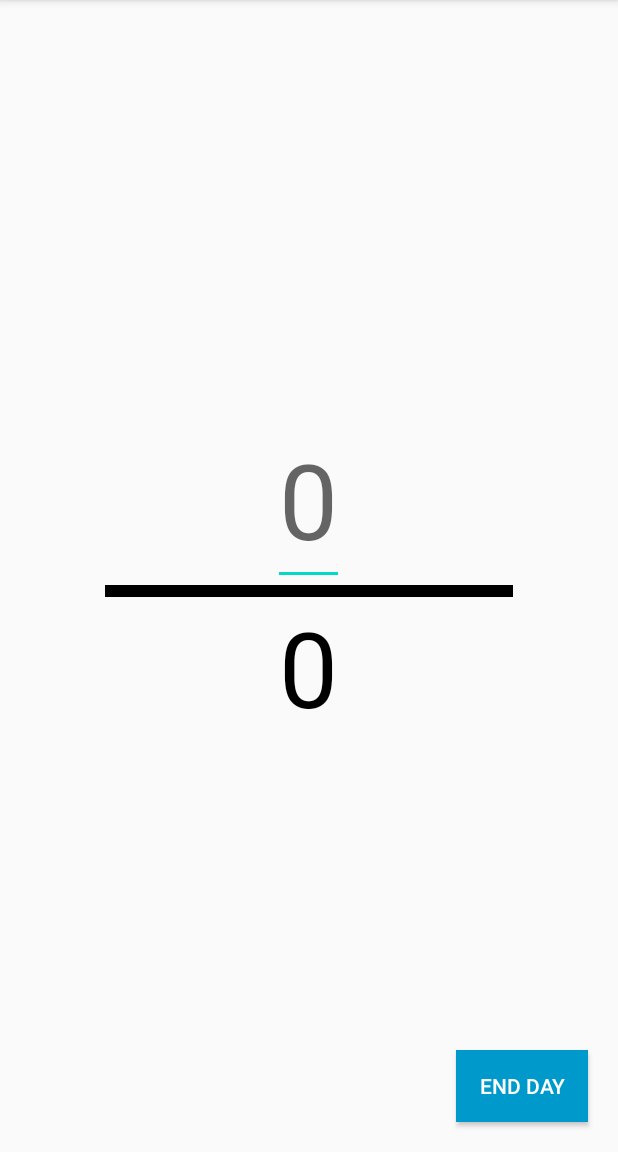
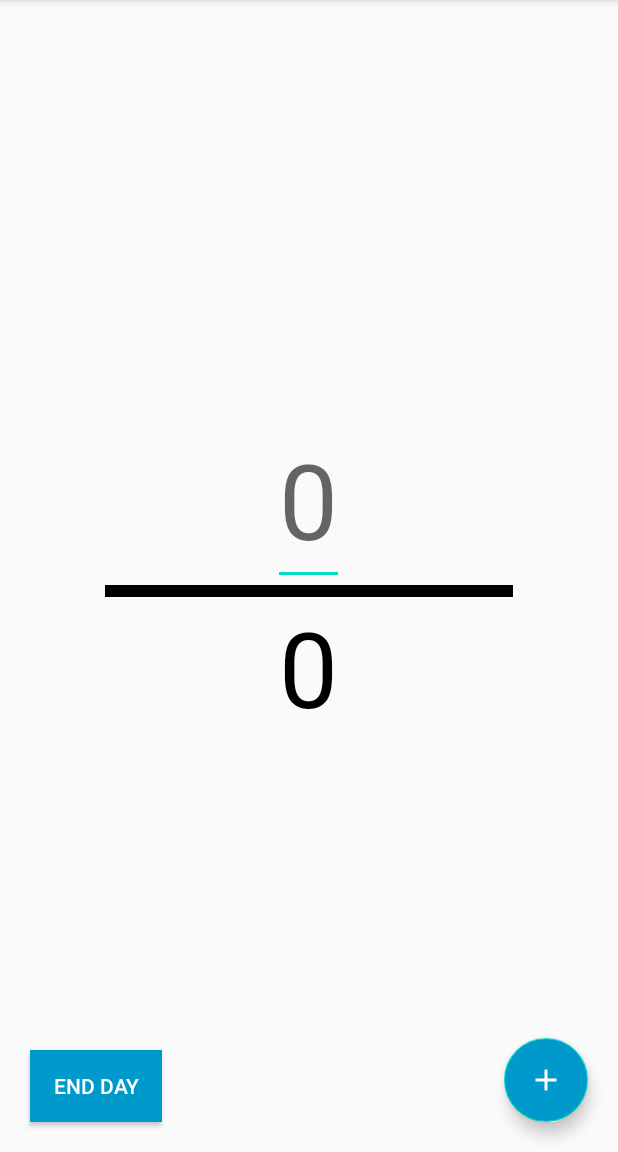
Before and after one commit to Calapez/SatisfyingCalorieTracker, an Android app: the screen it shows after launch (MainActivity), after a tap on "END DAY", on a phone screen of 412 x 824 dp, the part 84-1236 px from its top. Run offline under Robolectric (Android 15) with nearby library versions, the light colour scheme and no system bars.

Commit message:
Add FAB for selecting Add mode

```diff
--- a/app/build.gradle
+++ b/app/build.gradle
@@ -29,8 +29,9 @@ dependencies {
     implementation fileTree(dir: 'libs', include: ['*.jar'])
     implementation "org.jetbrains.kotlin:kotlin-stdlib-jdk7:$kotlin_version"
     implementation 'androidx.appcompat:appcompat:1.2.0'
-    implementation 'androidx.core:core-ktx:1.3.1'
-    implementation 'androidx.constraintlayout:constraintlayout:2.0.1'
+    implementation 'androidx.core:core-ktx:1.3.2'
+    implementation 'androidx.constraintlayout:constraintlayout:2.0.4'
+    implementation 'com.google.android.material:material:1.2.1'
     testImplementation 'junit:junit:4.12'
     androidTestImplementation 'androidx.test.ext:junit:1.1.2'
     androidTestImplementation 'androidx.test.espresso:espresso-core:3.3.0'
--- a/app/src/main/java/pt/brunoponte/satisfyingcalorietracker/MainActivity.kt
+++ b/app/src/main/java/pt/brunoponte/satisfyingcalorietracker/MainActivity.kt
@@ -1,30 +1,46 @@
 package pt.brunoponte.satisfyingcalorietracker
 
 import android.app.AlertDialog
-import android.app.Dialog
-import android.content.DialogInterface
 import android.media.MediaPlayer
 import android.os.Bundle
 import android.view.Menu
 import android.view.MenuItem
 import android.view.View
+import android.view.animation.Animation
+import android.view.animation.AnimationUtils
 import android.widget.Button
 import android.widget.EditText
 import android.widget.TextView
 import android.widget.Toast
 import androidx.appcompat.app.AppCompatActivity
+import com.google.android.material.floatingactionbutton.FloatingActionButton
+import kotlinx.android.synthetic.main.activity_main.*
+import pt.brunoponte.satisfyingcalorietracker.util.AuxMethods
 
 class MainActivity : AppCompatActivity() {
     private var dialogSetCaloriesGoal: AlertDialog? = null
+
+    // TODO late init vals?
     private var buttonEndDay: Button? = null
     private var editCurrentCalories: EditText? = null
     private var textCaloriesGoal: TextView? = null
     private var viewSplit: View? = null
-    private var succesCalories: MediaPlayer? = null
-    private var failCalories: MediaPlayer? = null
+
+    // Audio vars
+    private val succesCalories: MediaPlayer by lazy { MediaPlayer.create(mActivity, R.raw.success) }
+    private val failCalories: MediaPlayer by lazy { MediaPlayer.create(mActivity, R.raw.fail) }
+
+    // Animation vars
+    private val rotateOpen: Animation by lazy { AnimationUtils.loadAnimation(this, R.anim.rotate_open_anim) }
+    private val rotateClose: Animation by lazy { AnimationUtils.loadAnimation(this, R.anim.rotate_close_anim) }
+    private val fromBottom: Animation by lazy { AnimationUtils.loadAnimation(this, R.anim.from_bottom_anim) }
+    private val toBottom: Animation by lazy { AnimationUtils.loadAnimation(this, R.anim.to_bottom_anim) }
+
+    private var clicked: Boolean = false
 
     // Reference to self
     private var mActivity: MainActivity? = null
+
     public override fun onCreate(savedInstanceState: Bundle?) {
         super.onCreate(savedInstanceState)
         setContentView(R.layout.activity_main)
@@ -35,11 +51,67 @@ class MainActivity : AppCompatActivity() {
         buttonEndDay!!.setOnClickListener { endDay() }
         editCurrentCalories = findViewById<View>(R.id.editCurrentCalories) as EditText
         textCaloriesGoal = findViewById<View>(R.id.textCalorieGoal) as TextView
-        viewSplit = findViewById(R.id.viewSplit) as View
+        viewSplit = findViewById<View>(R.id.viewSplit) as View
 
-        // Create success/fail sounds
-        succesCalories = MediaPlayer.create(mActivity, R.raw.success)
-        failCalories = MediaPlayer.create(mActivity, R.raw.fail)
+        btnAdd.setOnClickListener {
+            onAddButtonClicked()
+        }
+
+        btnAddCals.setOnClickListener {
+            onAddCalsButtonClicked()
+        }
+
+        btnAddFood.setOnClickListener {
+            onAddFoodButtonClicked()
+        }
+    }
+
+    private fun onAddButtonClicked() {
+        clicked = !clicked
+
+        setVisibility(clicked)
+        setAnimation(clicked)
+        setClickable(clicked)
+    }
+
+    private fun onAddCalsButtonClicked() {
+        Toast.makeText(this, "Add calories", Toast.LENGTH_SHORT).show()
+    }
+
+    private fun onAddFoodButtonClicked() {
+        Toast.makeText(this, "Add food", Toast.LENGTH_SHORT).show()
+    }
+
+    private fun setVisibility(clicked: Boolean) {
+        if (clicked) {
+            btnAddCals.visibility = View.VISIBLE
+            btnAddFood.visibility = View.VISIBLE
+        } else {
+            btnAddCals.visibility = View.VISIBLE
+            btnAddFood.visibility = View.VISIBLE
+        }
+    }
+
+    private fun setAnimation(clicked: Boolean) {
+        if (clicked) {
+            btnAdd.startAnimation(rotateOpen)
+            btnAddCals.startAnimation(fromBottom)
+            btnAddFood.startAnimation(fromBottom)
+        } else {
+            btnAdd.startAnimation(rotateClose)
+            btnAddCals.startAnimation(toBottom)
+            btnAddFood.startAnimation(toBottom)
+        }
+    }
+
+    private fun setClickable(clicked: Boolean) {
+        if (clicked) {
+            btnAddCals.isClickable = true
+            btnAddFood.isClickable = true
+        } else {
+            btnAddCals.isClickable = false
+            btnAddFood.isClickable = false
+        }
     }
 
     override fun onCreateOptionsMenu(menu: Menu): Boolean {
@@ -62,13 +134,11 @@ class MainActivity : AppCompatActivity() {
         val builder = AlertDialog.Builder(this)
 
         // View to inflate
-        val dialogView =
-            layoutInflater.inflate(R.layout.dialog_set_calories_goal, null)
+        val dialogView = layoutInflater.inflate(R.layout.dialog_set_calories_goal, null)
         builder.setView(dialogView)
 
         // The arguments (editable values) from the view
-        val buttonApply =
-            dialogView.findViewById<View>(R.id.buttonSave) as Button
+        val buttonApply = dialogView.findViewById<View>(R.id.buttonSave) as Button
         buttonApply.setOnClickListener {
             val editCaloriesGoal =
                 dialogView.findViewById<View>(R.id.editCaloriesGoal) as EditText
@@ -91,9 +161,26 @@ class MainActivity : AppCompatActivity() {
     }
 
     private fun endDay() {
+        val currentCalsTxt = editCurrentCalories!!.text.toString()
+        val goalCalsTxt = textCaloriesGoal!!.text.toString()
+
+        if (currentCalsTxt.isBlank()) {
+            Toast.makeText(mActivity, "Insert your current calories",
+                Toast.LENGTH_SHORT).show()
+        } else if (!AuxMethods.isInt(currentCalsTxt)) {
+            Toast.makeText(mActivity, "Your current calories must be a number",
+                Toast.LENGTH_SHORT).show()
+        } else if (goalCalsTxt.isBlank()) {
+            Toast.makeText(mActivity, "Insert your goal calories",
+                Toast.LENGTH_SHORT).show()
+        } else if (!AuxMethods.isInt(goalCalsTxt)) {
+            Toast.makeText(mActivity, "Your goal calories must be a number" ,
+                Toast.LENGTH_SHORT).show()
+        } else {
             try {
-            val currentCals = editCurrentCalories!!.text.toString().toInt()
-            val goalCals = textCaloriesGoal!!.text.toString().toInt()
+                val currentCals = currentCalsTxt.toInt()
+                val goalCals = goalCalsTxt.toInt()
+
                 if (currentCals <= goalCals) {
                     editCurrentCalories!!.setTextColor(getColor(R.color.colorGreen))
                     textCaloriesGoal!!.setTextColor(getColor(R.color.colorGreen))
@@ -106,10 +193,12 @@ class MainActivity : AppCompatActivity() {
                     failCalories!!.start()
                 }
                 editCurrentCalories!!.clearFocus()
-            buttonEndDay!!.visibility = View.GONE
+
+                //buttonEndDay!!.visibility = View.GONE
             } catch (e: Exception) {
                 e.printStackTrace()
                 Toast.makeText(mActivity, "Unexpected Error", Toast.LENGTH_SHORT).show()
             }
         }
     }
+}
--- /dev/null
+++ b/app/src/main/java/pt/brunoponte/satisfyingcalorietracker/util/AuxMethods.kt
@@ -0,0 +1,20 @@
+package pt.brunoponte.satisfyingcalorietracker.util
+
+import java.lang.NumberFormatException
+
+open class AuxMethods {
+
+    companion object {
+
+        fun isInt(str: String) : Boolean  {
+            return try {
+                str.toInt()
+                true
+            } catch (e: NumberFormatException) {
+                false
+            }
+        }
+
+    }
+
+}
--- /dev/null
+++ b/app/src/main/res/drawable/ic_add.xml
@@ -0,0 +1,9 @@
+<vector xmlns:android="http://schemas.android.com/apk/res/android"
+        android:width="24dp"
+        android:height="24dp"
+        android:viewportWidth="24.0"
+        android:viewportHeight="24.0">
+    <path
+        android:fillColor="#FF000000"
+        android:pathData="M19,13h-6v6h-2v-6H5v-2h6V5h2v6h6v2z"/>
+</vector>
--- /dev/null
+++ b/app/src/main/res/drawable/ic_food.xml
@@ -0,0 +1,9 @@
+<vector xmlns:android="http://schemas.android.com/apk/res/android"
+        android:width="24dp"
+        android:height="24dp"
+        android:viewportWidth="24.0"
+        android:viewportHeight="24.0">
+    <path
+        android:fillColor="#FF000000"
+        android:pathData="M11,9L9,9L9,2L7,2v7L5,9L5,2L3,2v7c0,2.12 1.66,3.84 3.75,3.97L6.75,22h2.5v-9.03C11.34,12.84 13,11.12 13,9L13,2h-2v7zM16,6v8h2.5v8L21,22L21,2c-2.76,0 -5,2.24 -5,4z"/>
+</vector>
--- /dev/null
+++ b/app/src/main/res/drawable/ic_pen.xml
@@ -0,0 +1,9 @@
+<vector xmlns:android="http://schemas.android.com/apk/res/android"
+        android:width="24dp"
+        android:height="24dp"
+        android:viewportWidth="24.0"
+        android:viewportHeight="24.0">
+    <path
+        android:fillColor="#FF000000"
+        android:pathData="M3,17.25V21h3.75L17.81,9.94l-3.75,-3.75L3,17.25zM20.71,7.04c0.39,-0.39 0.39,-1.02 0,-1.41l-2.34,-2.34c-0.39,-0.39 -1.02,-0.39 -1.41,0l-1.83,1.83 3.75,3.75 1.83,-1.83z"/>
+</vector>
--- a/app/src/main/res/layout/activity_main.xml
+++ b/app/src/main/res/layout/activity_main.xml
@@ -48,12 +48,56 @@
         android:id="@+id/buttonEndDay"
         android:layout_width="wrap_content"
         android:layout_height="wrap_content"
-        android:background="@android:color/holo_blue_dark"
-        android:layout_alignParentRight="true"
+        android:background="@color/colorBtnBlue"
+        android:layout_alignParentStart="true"
         android:layout_alignParentBottom="true"
         android:layout_margin="20sp"
-        android:textColor="@android:color/white"
+        android:textColor="@color/colorWhite"
         android:text="@string/end_day" />
+
+    <com.google.android.material.floatingactionbutton.FloatingActionButton
+        android:id="@+id/btnAddFood"
+        android:layout_width="wrap_content"
+        android:layout_height="wrap_content"
+        android:layout_above="@id/btnAddCals"
+        android:layout_alignStart="@+id/btnAdd"
+        android:layout_alignEnd="@+id/btnAdd"
+        android:layout_marginBottom="10dp"
+        android:backgroundTint="@color/colorBtnBlueLight"
+        android:tint="@color/colorWhite"
+        android:clickable="true"
+        android:focusable="true"
+        android:visibility="invisible"
+        app:srcCompat="@drawable/ic_food" />
+
+    <com.google.android.material.floatingactionbutton.FloatingActionButton
+        android:id="@+id/btnAddCals"
+        android:layout_width="wrap_content"
+        android:layout_height="wrap_content"
+        android:layout_above="@id/btnAdd"
+        android:layout_alignStart="@+id/btnAdd"
+        android:layout_alignEnd="@+id/btnAdd"
+        android:layout_marginBottom="10dp"
+        android:backgroundTint="@color/colorBtnBlueLight"
+        android:tint="@color/colorWhite"
+        android:clickable="true"
+        android:focusable="true"
+        android:visibility="invisible"
+        app:srcCompat="@drawable/ic_pen" />
+
+    <com.google.android.material.floatingactionbutton.FloatingActionButton
+        android:id="@+id/btnAdd"
+        android:layout_width="wrap_content"
+        android:layout_height="wrap_content"
+        android:layout_alignParentEnd="true"
+        android:layout_alignParentBottom="true"
+        android:layout_marginEnd="20dp"
+        android:layout_marginBottom="20dp"
+        android:backgroundTint="@color/colorBtnBlue"
+        android:tint="@color/colorWhite"
+        android:clickable="true"
+        android:focusable="true"
+        app:srcCompat="@drawable/ic_add" />
 
 
 </RelativeLayout>
--- a/app/src/main/res/values/colors.xml
+++ b/app/src/main/res/values/colors.xml
@@ -5,4 +5,7 @@
     <color name="colorPrimary">#6200EE</color>
     <color name="colorPrimaryDark">#3700B3</color>
     <color name="colorAccent">#03DAC5</color>
+    <color name="colorBtnBlue">#0099CC</color>
+    <color name="colorBtnBlueLight">#00BBCC</color>
+    <color name="colorWhite">#FFFFFF</color>
 </resources>
```
Also changed, not shown: app/src/main/res/anim/from_bottom_anim.xml (added, +21 -0 lines), app/src/main/res/anim/rotate_close_anim.xml (added, +12 -0 lines), app/src/main/res/anim/rotate_open_anim.xml (added, +12 -0 lines), app/src/main/res/anim/to_bottom_anim.xml (added, +23 -0 lines). Lines whose indentation alone changed are shown as unchanged.
